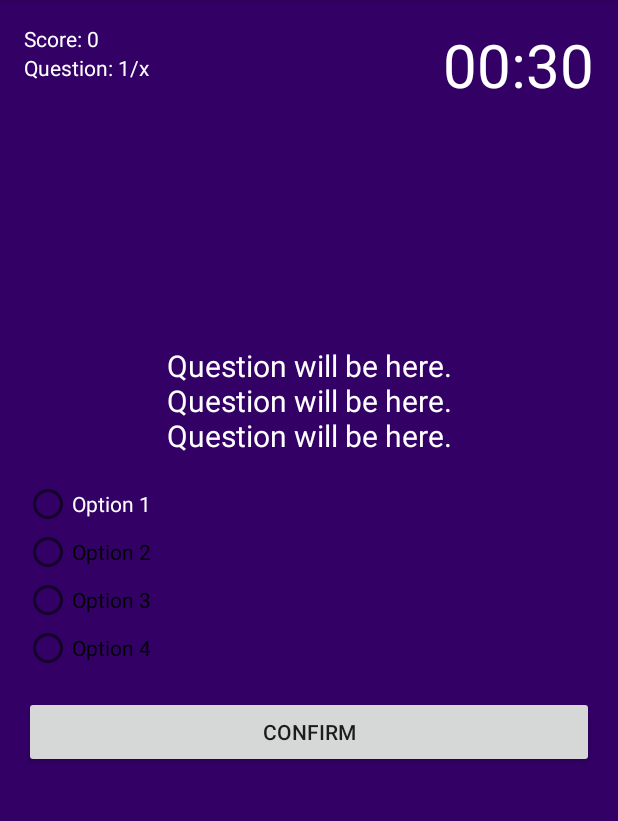
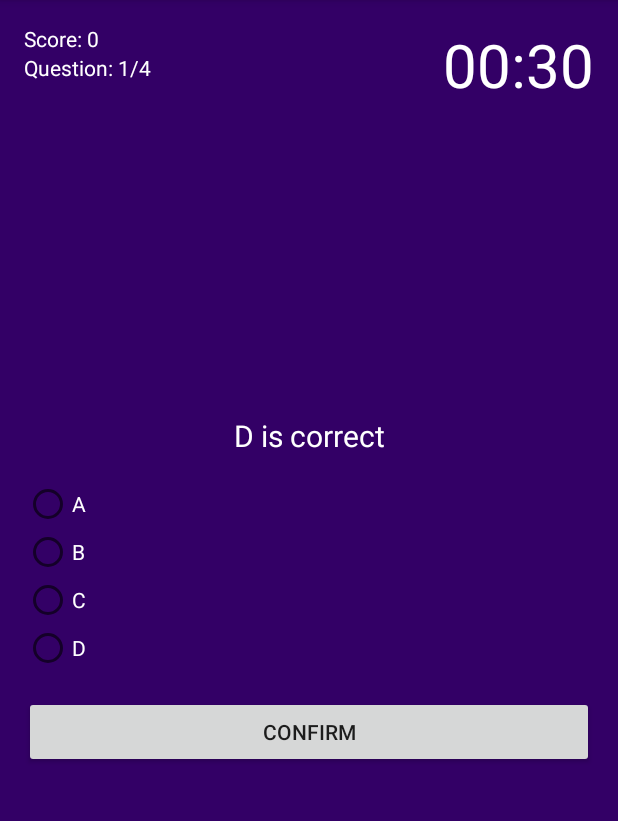
Before and after one commit to sherrycayheyhey/QuizDelight, an Android app: the QuizActivity screen opened directly, with no data from a screen before it, on a phone screen of 412 x 824 dp, the part 84-905 px from its top. Run offline under Robolectric (Android 15) with nearby library versions, the phone set to English and light mode, and no system bars.

Commit message:
question text, question count, and "confirm" display on the screen

```diff
--- a/app/src/main/java/com/chromsicle/quizdelight/QuizActivity.java
+++ b/app/src/main/java/com/chromsicle/quizdelight/QuizActivity.java
@@ -2,12 +2,14 @@ package com.chromsicle.quizdelight;
 
 import androidx.appcompat.app.AppCompatActivity;
 
+import android.content.res.ColorStateList;
 import android.os.Bundle;
 import android.widget.Button;
 import android.widget.RadioButton;
 import android.widget.RadioGroup;
 import android.widget.TextView;
 
+import java.util.Collections;
 import java.util.List;
 
 public class QuizActivity extends AppCompatActivity {
@@ -24,8 +26,17 @@ public class QuizActivity extends AppCompatActivity {
     private RadioButton rb4;
     private Button buttonConfirmNext;
 
+    //radio button coloring
+    private ColorStateList textColorDefaultRb;
+
     //variable for the ArrayList of questions
     private List<Question> questionList;
+    private int questionCounter;
+    private int questionCountTotal;
+    private Question currentQuestion;
+
+    private int score;
+    private boolean answered;
 
     @Override
     protected void onCreate(Bundle savedInstanceState) {
@@ -44,11 +55,54 @@ public class QuizActivity extends AppCompatActivity {
         rb4 = findViewById(R.id.radio_button4);
         buttonConfirmNext = findViewById(R.id.button_confirm_next);
 
+        //stores the default color of the radio button
+        textColorDefaultRb = rb1.getTextColors();
+
         //initialize the QuizDBHelper
         QuizDbHelp dbHelper = new QuizDbHelp(this);
         //take question list and fill it with data
         //calling this the first time will create the database, which didn't exist yet
         questionList = dbHelper.getAllQuestions();
+        //get the total number of questions
+        questionCountTotal = questionList.size();
+        //shuffle the questions
+        Collections.shuffle(questionList);
 
+        //show the first question as soon as the activity starts
+        showNextQuestion();
+    }
+
+    private void showNextQuestion() {
+        rb1.setTextColor(textColorDefaultRb);
+        rb2.setTextColor(textColorDefaultRb);
+        rb3.setTextColor(textColorDefaultRb);
+        rb4.setTextColor(textColorDefaultRb);
+        //unselect all radio buttons when the next question is shown
+        rbGroup.clearCheck();
+
+        //display the next question if one exists
+        if (questionCounter < questionCountTotal) {
+            currentQuestion = questionList.get(questionCounter);
+
+            textViewQuestion.setText(currentQuestion.getQuestion());
+            rb1.setText(currentQuestion.getOption1());
+            rb2.setText(currentQuestion.getOption2());
+            rb3.setText(currentQuestion.getOption3());
+            rb4.setText(currentQuestion.getOption4());
+
+            questionCounter++;
+            textViewQuestionCount.setText("Question: " + questionCounter + "/" + questionCountTotal);
+            //when "confirm next" button is clicked we want it to lock the answer instead of moving into the next question
+            answered = false;
+            //when the answer is locked, change the text to "next" but if it's not (false) chang it to "confirm"
+            buttonConfirmNext.setText("confirm");
+        } else {
+            //there's no more questions
+            finishQuiz();
+        }
+    }
+
+    private void finishQuiz() {
+        finish();
     }
 }
--- a/app/src/main/res/layout/activity_quiz.xml
+++ b/app/src/main/res/layout/activity_quiz.xml
@@ -62,19 +62,22 @@
             android:id="@+id/radio_button2"
             android:layout_width="wrap_content"
             android:layout_height="wrap_content"
-            android:text="Option 2" />
+            android:text="Option 2"
+            android:textColor="@android:color/white" />
 
         <RadioButton
             android:id="@+id/radio_button3"
             android:layout_width="wrap_content"
             android:layout_height="wrap_content"
-            android:text="Option 3" />
+            android:text="Option 3"
+            android:textColor="@android:color/white" />
 
         <RadioButton
             android:id="@+id/radio_button4"
             android:layout_width="wrap_content"
             android:layout_height="wrap_content"
-            android:text="Option 4" />
+            android:text="Option 4"
+            android:textColor="@android:color/white" />
 
     </RadioGroup>
 
```
